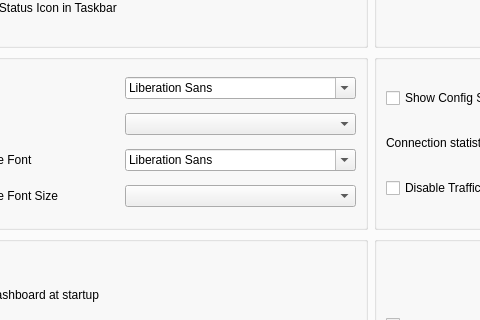
Before: the Qt Designer form include/ui/setting/dialog_basic_settings.ui in sgt57/Throne, drawn with Qt 5; both pictures show x 92 to 572 and y 173 to 493 of the 925 by 634 pixel window.
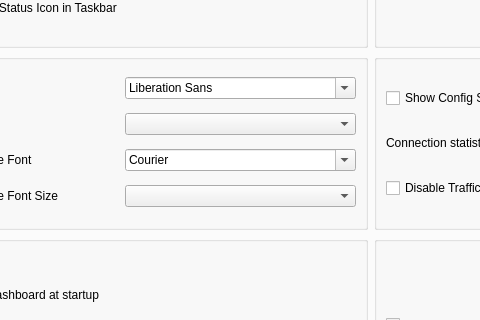
After: the same form once the commit is applied. The open tabs and pages were chosen to show the change. Custom widgets are drawn as their Qt base class.

Commit message: fix log font size pinning, monospace-only font picker

```diff
--- a/include/ui/setting/dialog_basic_settings.ui
+++ b/include/ui/setting/dialog_basic_settings.ui
@@ -642,6 +642,9 @@
             </item>
             <item row="2" column="1">
              <widget class="QFontComboBox" name="log_font_family">
+              <property name="fontFilters">
+               <set>QFontComboBox::FontFilter::MonospacedFonts</set>
+              </property>
               <property name="toolTip">
                <string>Monospace font for the log view. Unavailable families fall back to a built-in monospace list.</string>
               </property>
```
The commit also changes 6 other files.
